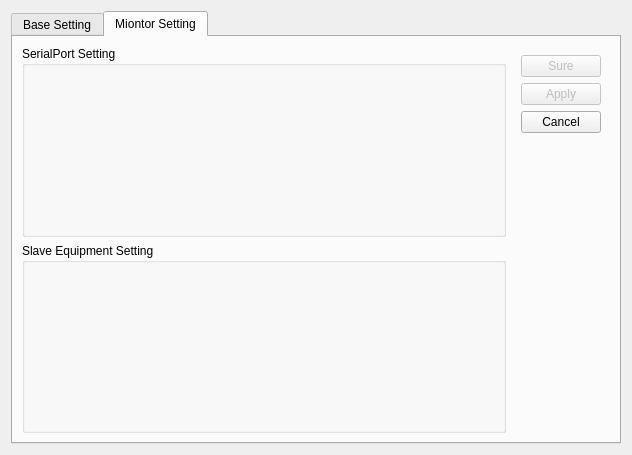
First picture: the form in form/settingdialog.ui, repository kyyblabla/gas_check, before the edit.
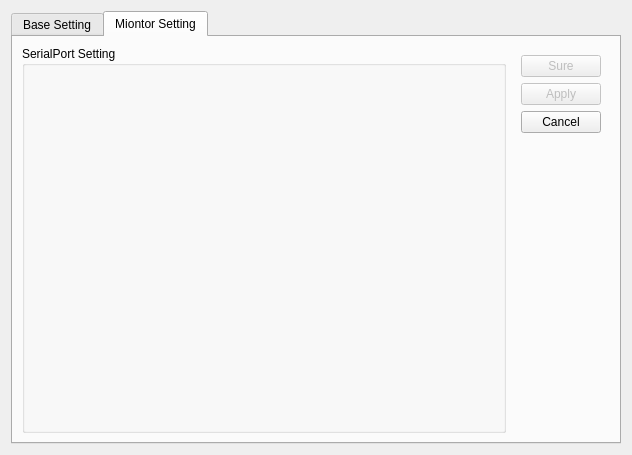
Second picture: the form after the edit. The open tabs and pages were chosen to show the change. Icons and pictures are not drawn. Custom widgets are drawn as their Qt base class.

```diff
--- a/form/settingdialog.ui
+++ b/form/settingdialog.ui
@@ -160,17 +160,18 @@
              <item>
               <widget class="SerialSettingsWidget" name="widget_6" native="true"/>
              </item>
-            </layout>
-           </widget>
-          </item>
-          <item>
-           <widget class="QGroupBox" name="groupBox_5">
-            <property name="title">
-             <string>Slave Equipment Setting</string>
-            </property>
-            <layout class="QVBoxLayout" name="verticalLayout_10">
              <item>
-              <widget class="MySerialSettingsWidget" name="widget_2" native="true"/>
+              <spacer name="verticalSpacer_4">
+               <property name="orientation">
+                <enum>Qt::Vertical</enum>
+               </property>
+               <property name="sizeHint" stdset="0">
+                <size>
+                 <width>20</width>
+                 <height>40</height>
+                </size>
+               </property>
+              </spacer>
              </item>
             </layout>
            </widget>
@@ -237,12 +238,6 @@
    <header>serialsettingswidget.h</header>
    <container>1</container>
   </customwidget>
-  <customwidget>
-   <class>MySerialSettingsWidget</class>
-   <extends>QWidget</extends>
-   <header>myserialsettingswidget.h</header>
-   <container>1</container>
-  </customwidget>
  </customwidgets>
  <resources>
   <include location="../rs/myrs.qrc"/>
```
Left out of the diff: 2 changed lines with no effect on the pictures.
